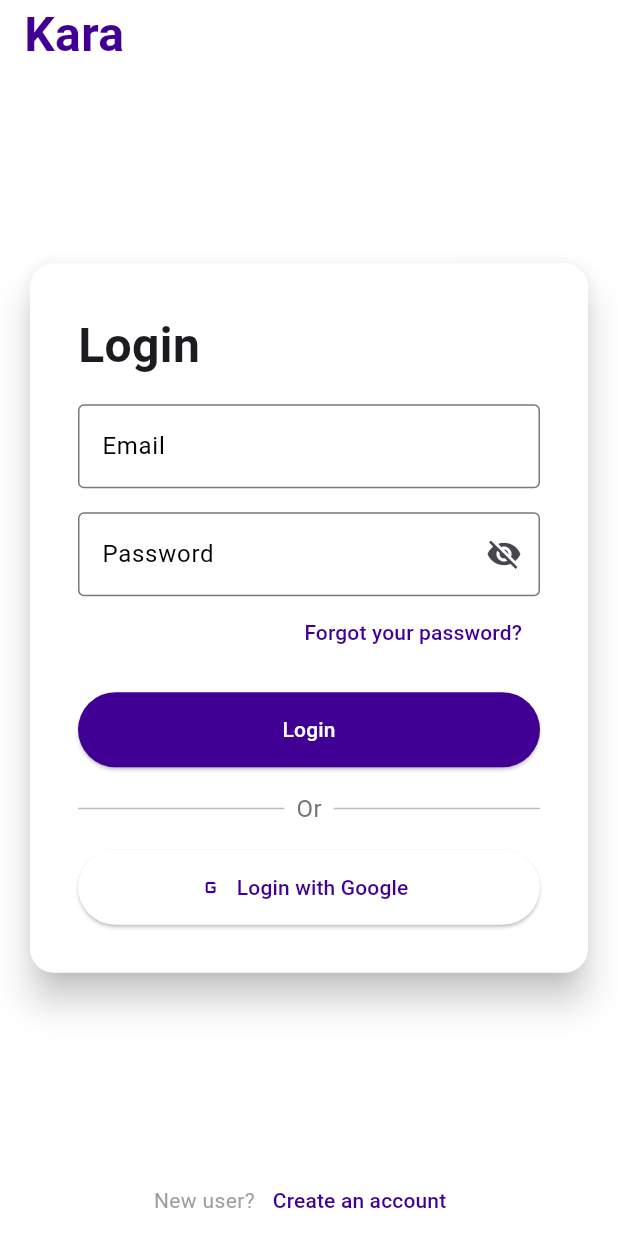
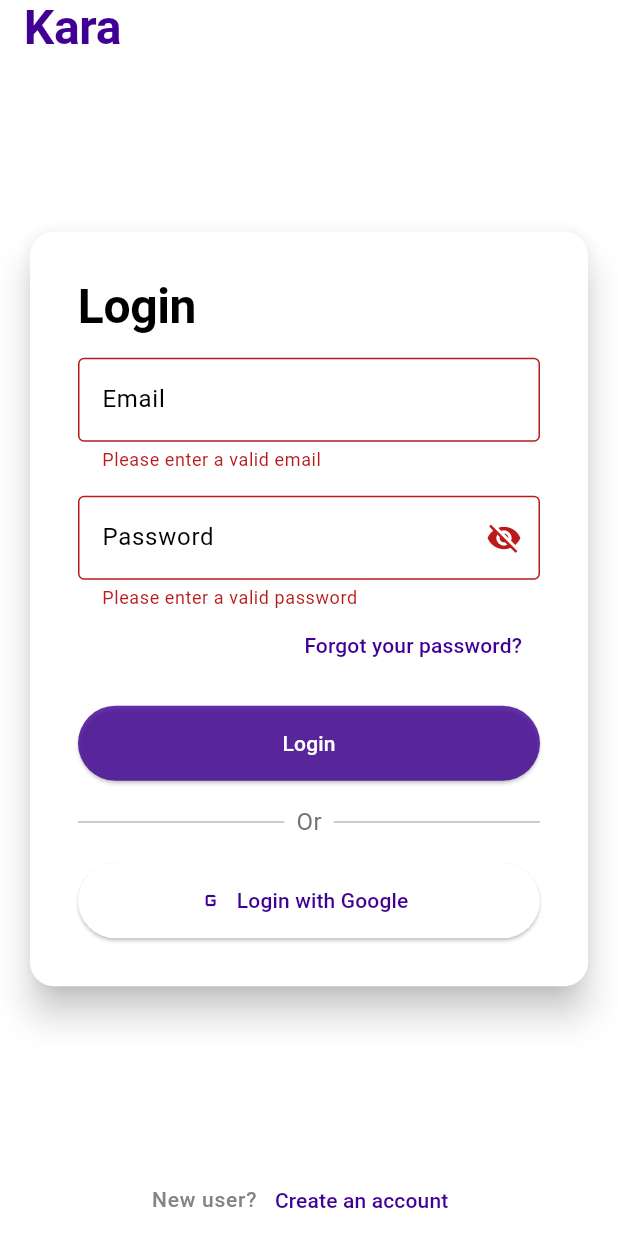
Before and after one commit to ariel4080/kara, a Flutter app: the screen it shows after launch, after a tap on "Login", on a phone screen of 412 x 824 dp. Run offline on Flutter 3.47's test engine with Material 3 defaults, Android fonts, the phone set to English and light mode, and no system bars; our stand-ins replace go_router.

Commit message:
feature 003: Se agrega validaciones de campos en el form del login

```diff
--- a/lib/core/theme/kara_colors.dart
+++ b/lib/core/theme/kara_colors.dart
@@ -2,6 +2,7 @@ import 'dart:ui';
 
 class KaraColors {
   static const Color blue = Color(0xFF400094);
-  static const Color white = Color.fromARGB(255, 255, 255, 255);
-  static const Color black = Color.fromARGB(255, 0, 0, 0);
+  static const Color white = Color(0xFFFFFFFF);
+  static const Color black = Color(0xFF000000);
+  static const Color grey = Color(0xFF848484);
 }
--- a/lib/core/theme/kara_theme.dart
+++ b/lib/core/theme/kara_theme.dart
@@ -11,6 +11,11 @@ class KaraTheme {
         seedColor: KaraColors.blue,
         primary: KaraColors.white,
         secondary: KaraColors.blue,
+        tertiary: KaraColors.black,
+      ),
+      textTheme: const TextTheme(
+        displayLarge: TextStyle(color: KaraColors.blue, fontSize: 32, fontWeight: FontWeight.bold, fontFamily: 'Roboto'),
+        labelMedium: TextStyle(color: KaraColors.grey, fontSize: 14, fontWeight: FontWeight.w500, fontFamily: 'Roboto'),
       ),
       inputDecorationTheme: const InputDecorationTheme(
         focusedBorder: OutlineInputBorder(
@@ -18,6 +23,15 @@ class KaraTheme {
         ),
         labelStyle: TextStyle(color: KaraColors.black),
       ),
+      textSelectionTheme: const TextSelectionThemeData(
+        cursorColor: KaraColors.blue,
+        selectionHandleColor: KaraColors.blue,
+      ),
+      textButtonTheme: TextButtonThemeData(
+        style: TextButton.styleFrom(
+          foregroundColor: KaraColors.blue,
+        ),
+      ),
     );
   }
 }
--- a/lib/features/auth/views/login_view.dart
+++ b/lib/features/auth/views/login_view.dart
@@ -1,6 +1,6 @@
 import 'package:flutter/material.dart';
-import 'package:kara/features/l10n/generated/app_localizations.dart';
 
+import '../../l10n/generated/app_localizations.dart';
 import '../widgets/login_card_widget.dart';
 
 class LoginView extends StatelessWidget {
@@ -14,37 +14,37 @@ class LoginView extends StatelessWidget {
     return Scaffold(
       backgroundColor: karaTheme.primaryColor,
       body: SafeArea(
-        child: Stack(
+        child: SingleChildScrollView(
+          child: ConstrainedBox(
+            constraints: BoxConstraints(
+              minHeight: MediaQuery.of(context).size.height - MediaQuery.of(context).padding.top - MediaQuery.of(context).padding.bottom,
+            ),
+            child: IntrinsicHeight(
+              child: Column(
                 children: [
-            Positioned(
-              child: Padding(
+                  Row(
+                    children: [
+                      Padding(
                         padding: const EdgeInsets.symmetric(horizontal: 16),
                         child: Text(
                           localizations!.appTitle,
-                  style: TextStyle(
-                    fontSize: 32,
-                    color: karaTheme.colorScheme.secondary,
-                    fontWeight: FontWeight.bold,
+                          style: karaTheme.textTheme.displayLarge,
                         ),
                       ),
+                    ],
                   ),
-            ),
-            LoginCardWidget(theme: karaTheme, localizations: localizations,),
-            Positioned(
-              bottom: 0,
-              left: 0,
-              right: 0,
-              child: Row(
+                  const Spacer(),
+                  LoginCardWidget(theme: karaTheme, localizations: localizations),
+                  const Spacer(),
+                  Row(
                     mainAxisAlignment: MainAxisAlignment.center,
                     children: [
                       Text(
                         localizations.label_new_user,
-                    style: const TextStyle(color: Colors.grey),
+                        style: karaTheme.textTheme.labelMedium,
                       ),
                       TextButton(
-                    onPressed: () {
-                      // Implement navigation to sign up view here
-                    },
+                        onPressed: null,
                         child: Text(
                           localizations.label_create_account,
                           style: TextStyle(color: karaTheme.colorScheme.secondary),
@@ -52,8 +52,10 @@ class LoginView extends StatelessWidget {
                       ),
                     ],
                   ),
+                ],
               ),
-          ],
+            ),
+          ),
         ),
       ),
     );
--- a/lib/features/auth/widgets/login_card_widget.dart
+++ b/lib/features/auth/widgets/login_card_widget.dart
@@ -1,11 +1,12 @@
 import 'package:flutter/material.dart';
-import 'package:kara/features/common/widgets/kara_button_widget.dart';
-import 'package:kara/features/l10n/generated/app_localizations.dart';
 
+import '../../common/util/features_utils.dart';
+import '../../common/widgets/kara_button_widget.dart';
 import '../../common/widgets/kara_divider_widget.dart';
+import '../../l10n/generated/app_localizations.dart';
 import 'password_field_widget.dart';
 
-class LoginCardWidget extends StatelessWidget {
+class LoginCardWidget extends StatefulWidget {
   const LoginCardWidget({
     super.key,
     required this.theme,
@@ -16,15 +17,40 @@ class LoginCardWidget extends StatelessWidget {
   final ThemeData theme;
 
   @override
+  State<LoginCardWidget> createState() => _LoginCardWidget();
+}
+
+class _LoginCardWidget extends State<LoginCardWidget> {
+  final GlobalKey<FormState> _formKey = GlobalKey<FormState>();
+
+  final TextEditingController _emailController = TextEditingController();
+  final TextEditingController _passwordController = TextEditingController();
+
+  @override
+  void initState() {
+    super.initState();
+  }
+
+  @override
+  void dispose() {
+    super.dispose();
+    _emailController.dispose();
+    _passwordController.dispose();
+  }
+
+  @override
   Widget build(BuildContext context) {
     return Padding(
       padding: const EdgeInsets.all(16),
+      child: Form(
+        key: _formKey,
+        autovalidateMode: AutovalidateMode.disabled,
         child: Column(
           mainAxisAlignment: MainAxisAlignment.center,
           children: [
             Center(
               child: Card(
-              color: theme.colorScheme.primary,
+                color: widget.theme.colorScheme.primary,
                 elevation: 10,
                 shape: const RoundedRectangleBorder(
                   borderRadius: BorderRadius.all(Radius.circular(16)),
@@ -37,23 +63,32 @@ class LoginCardWidget extends StatelessWidget {
                       Align(
                         alignment: Alignment.centerLeft,
                         child: Text(
-                        localizations.title_login,
-                        style: const TextStyle(
-                          fontSize: 32,
-                          fontWeight: FontWeight.bold,
+                          widget.localizations.title_login,
+                          style: widget.theme.textTheme.displayLarge?.copyWith(
+                            color: widget.theme.colorScheme.tertiary,
                           ),
                         ),
                       ),
                       const SizedBox(height: 16),
-                    TextField(
+                      TextFormField(
+                        controller: _emailController,
                         keyboardType: TextInputType.emailAddress,
                         decoration: InputDecoration(
-                        labelText: localizations.label_email,
+                          labelText: widget.localizations.label_email,
                           border: const OutlineInputBorder(),
                         ),
+                        validator:
+                            (value) =>
+                                FeaturesUtils.validateEmail(value, widget.localizations),
                       ),
                       const SizedBox(height: 16),
-                    PasswordFieldWidget(localizations: localizations),
+                      PasswordFieldWidget(
+                        localizations: widget.localizations,
+                        controller: _passwordController,
+                        validator:
+                            (value) =>
+                                FeaturesUtils.validatePassword(value, widget.localizations),
+                      ),
                       Align(
                         alignment: Alignment.centerRight,
                         child: TextButton(
@@ -61,21 +96,20 @@ class LoginCardWidget extends StatelessWidget {
                             // Implement forgot password functionality here
                           },
                           child: Text(
-                          localizations.label_forgot_password,
-                          style: TextStyle(color: theme.colorScheme.secondary),
+                            widget.localizations.label_forgot_password,
                           ),
                         ),
                       ),
                       const SizedBox(height: 16),
                       KaraButtonWidget.primary(
-                      label: localizations.title_login,
-                      onPressed: () {},
+                        label: widget.localizations.title_login,
+                        onPressed: _submit,
                       ),
                       const SizedBox(height: 16),
-                    KaraDividerWidget(text: localizations.label_or,),
+                      KaraDividerWidget(text: widget.localizations.label_or),
                       const SizedBox(height: 16),
                       KaraButtonWidget.secondary(
-                      label: localizations.label_login_with_google,
+                        label: widget.localizations.label_login_with_google,
                         onPressed: () {},
                         icon: const Icon(Icons.g_mobiledata),
                       ),
@@ -86,6 +120,14 @@ class LoginCardWidget extends StatelessWidget {
             ),
           ],
         ),
+      ),
     );
   }
+
+  void _submit() {
+    final isValid = _formKey.currentState?.validate() ?? false;
+    if (isValid) {
+      // This is where you would handle the login logic, such as calling an API or navigating to another screen.
     }
+  }
+}
--- a/lib/features/auth/widgets/password_field_widget.dart
+++ b/lib/features/auth/widgets/password_field_widget.dart
@@ -2,9 +2,16 @@ import 'package:flutter/material.dart';
 import 'package:kara/features/l10n/generated/app_localizations.dart';
 
 class PasswordFieldWidget extends StatefulWidget {
-  const PasswordFieldWidget({super.key, required this.localizations});
+  const PasswordFieldWidget({
+    super.key,
+    required this.localizations,
+    this.controller,
+    this.validator,
+  });
 
   final AppLocalizations localizations;
+  final TextEditingController? controller;
+  final String? Function(String?)? validator;
 
   @override
   State<PasswordFieldWidget> createState() => _PasswordFieldWidgetState();
@@ -15,7 +22,8 @@ class _PasswordFieldWidgetState extends State<PasswordFieldWidget> {
 
   @override
   Widget build(BuildContext context) {
-    return TextField(
+    return TextFormField(
+      controller: widget.controller,
       obscureText: !_isPasswordVisible,
       keyboardType: TextInputType.visiblePassword,
       decoration: InputDecoration(
@@ -32,6 +40,7 @@ class _PasswordFieldWidgetState extends State<PasswordFieldWidget> {
           },
         ),
       ),
+      validator: widget.validator,
     );
   }
 }
--- /dev/null
+++ b/lib/features/common/util/features_utils.dart
@@ -0,0 +1,24 @@
+import '../../l10n/generated/app_localizations.dart';
+
+class FeaturesUtils {
+  static String? validateEmail(String? value, AppLocalizations localizations) {
+    final emailRegex = RegExp(r'^[^@]+@[^@]+\.[^@]+$');
+    if (null == value || value.isEmpty || !emailRegex.hasMatch(value)) {
+      return localizations.error_email_required;
+    }
+    return null;
+  }
+
+  static String? validatePassword(String? value, AppLocalizations localizations) {
+    final passwRegex = RegExp(
+      r'^(?=.*[a-z])(?=.*[A-Z])(?=.*\d)(?=.*[^A-Za-z\d]).{6,}$',
+    );
+    if (null == value ||
+        value.isEmpty ||
+        value.length < 6 ||
+        !passwRegex.hasMatch(value)) {
+      return localizations.error_password_required;
+    }
+    return null;
+  }
+}
--- a/lib/features/common/widgets/kara_button_widget.dart
+++ b/lib/features/common/widgets/kara_button_widget.dart
@@ -2,21 +2,21 @@ import 'package:flutter/material.dart';
 
 class KaraButtonWidget extends StatelessWidget {
   final String label;
-  final Function onPressed;
+  final VoidCallback? onPressed;
   final Icon? icon;
   final bool isPrimary;
 
   const KaraButtonWidget({
     super.key,
     required this.label,
-    required this.onPressed,
+    this.onPressed,
     required this.isPrimary,
     this.icon,
   });
 
   factory KaraButtonWidget.primary({
     required String label,
-    required Function onPressed,
+    VoidCallback? onPressed,
     Icon? icon,
   }) {
     return KaraButtonWidget(
@@ -28,7 +28,7 @@ class KaraButtonWidget extends StatelessWidget {
   }
   factory KaraButtonWidget.secondary({
     required String label,
-    required Function onPressed,
+    VoidCallback? onPressed,
     Icon? icon,
   }) {
     return KaraButtonWidget(
@@ -45,22 +45,38 @@ class KaraButtonWidget extends StatelessWidget {
     return SizedBox(
       width: double.infinity,
       height: 50,
-      child: icon == null?
-        ElevatedButton(
+      child:
+          icon == null
+              ? ElevatedButton(
                 style: ElevatedButton.styleFrom(
-            backgroundColor: isPrimary? karaTheme.colorScheme.secondary : karaTheme.colorScheme.primary,
-            foregroundColor: isPrimary? karaTheme.colorScheme.primary : karaTheme.colorScheme.secondary,
+                  backgroundColor:
+                      isPrimary
+                          ? karaTheme.colorScheme.secondary.withValues(
+                            alpha: 0.8,
+                          )
+                          : karaTheme.colorScheme.primary,
+                  foregroundColor:
+                      isPrimary
+                          ? karaTheme.colorScheme.primary
+                          : karaTheme.colorScheme.secondary,
                 ),
-          onPressed: () => onPressed,
+                onPressed: onPressed,
                 child: Text(label),
               )
-        :
-        ElevatedButton.icon(
+              : ElevatedButton.icon(
                 style: ElevatedButton.styleFrom(
-            backgroundColor: isPrimary? karaTheme.colorScheme.secondary : karaTheme.colorScheme.primary,
-            foregroundColor: isPrimary? karaTheme.colorScheme.primary : karaTheme.colorScheme.secondary,
+                  backgroundColor:
+                      isPrimary
+                          ? karaTheme.colorScheme.secondary.withValues(
+                            alpha: 0.8,
+                          )
+                          : karaTheme.colorScheme.primary,
+                  foregroundColor:
+                      isPrimary
+                          ? karaTheme.colorScheme.primary
+                          : karaTheme.colorScheme.secondary,
                 ),
-          onPressed: () => onPressed(),
+                onPressed: onPressed,
                 icon: icon!,
                 label: Text(label),
               ),
--- a/lib/features/l10n/app_en.arb
+++ b/lib/features/l10n/app_en.arb
@@ -8,5 +8,7 @@
     "label_login_with_google": "Login with Google",
     "label_or": "Or",
     "label_new_user": "New user?",
-    "label_create_account": "Create an account"
+    "label_create_account": "Create an account",
+    "error_email_required": "Please enter a valid email",
+    "error_password_required": "Please enter a valid password"
 }
--- a/lib/features/l10n/app_es.arb
+++ b/lib/features/l10n/app_es.arb
@@ -8,5 +8,7 @@
     "label_login_with_google": "Iniciar sesión con Google",
     "label_or": "O",
     "label_new_user": "¿Eres nuevo?",
-    "label_create_account": "Crear una cuenta"
+    "label_create_account": "Crear una cuenta",
+    "error_email_required": "Ingrese un correo válido",
+    "error_password_required": "Ingrese una contraseña válida"
 }
```
Also changed, not shown: lib/features/l10n/generated/app_localizations.dart, lib/features/l10n/generated/app_localizations_en.dart, lib/features/l10n/generated/app_localizations_es.dart. Lines whose indentation alone changed are shown as unchanged.
